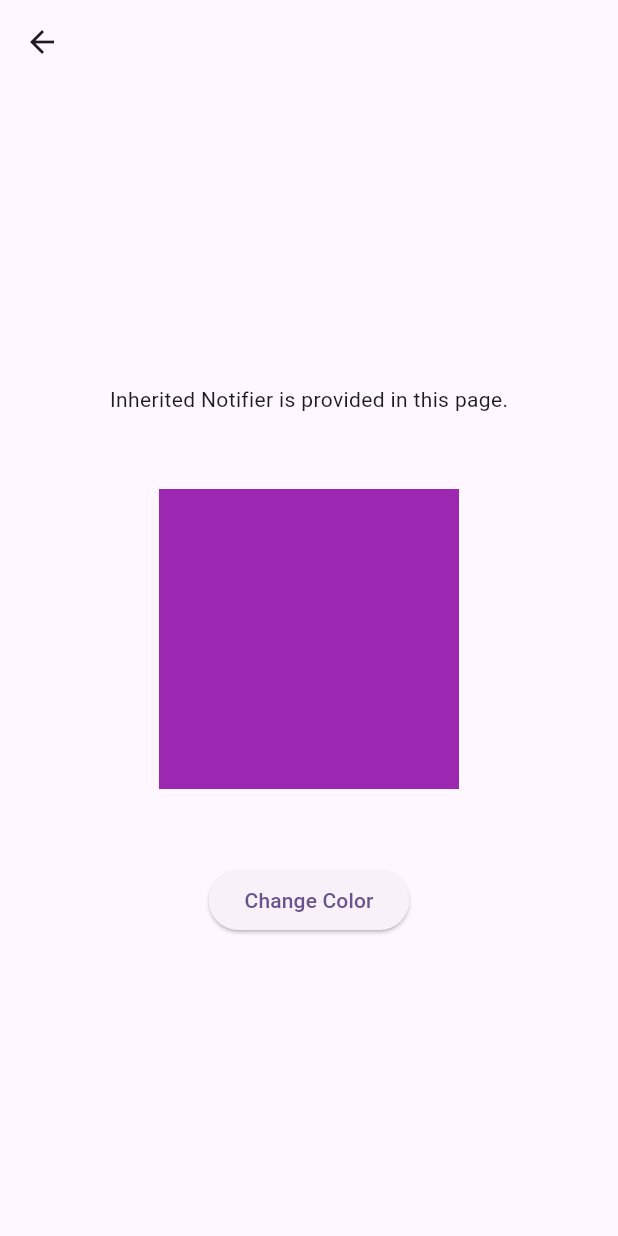
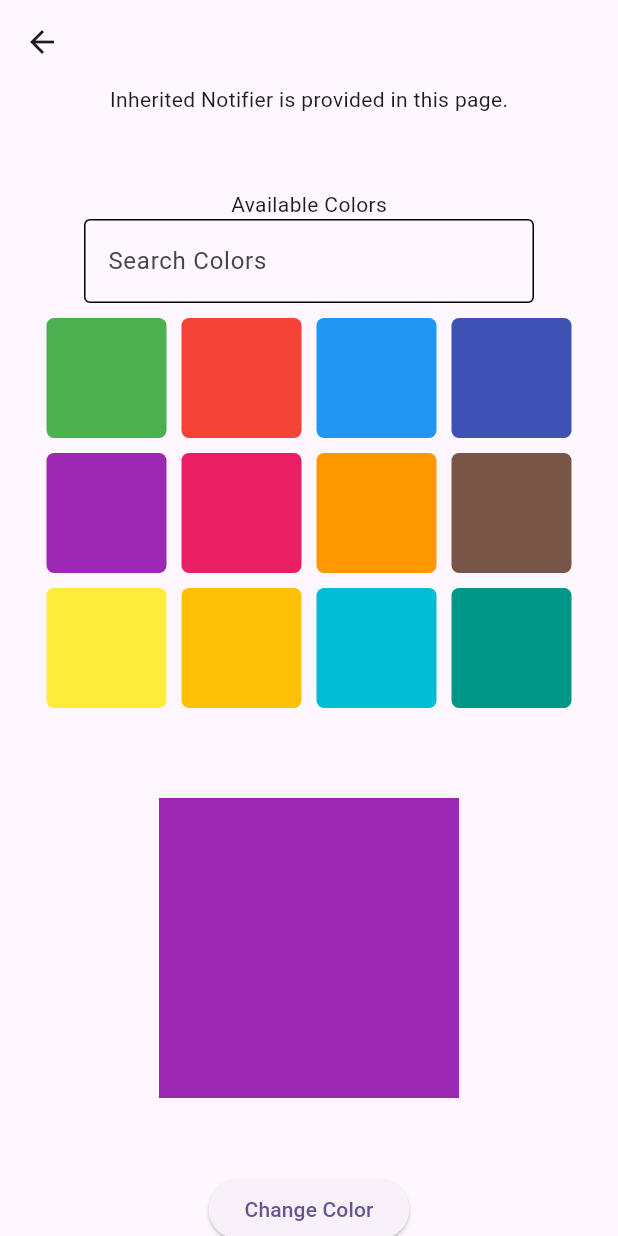
Before and after one commit to gaurishankar007/Flutter-State-Management, a Flutter app: the InheritedNotifierPage screen opened by its route, after a tap on "Change Color", on a phone screen of 412 x 824 dp. Run offline on Flutter 3.47's test engine with Material 3 defaults, Android fonts, the phone set to English and light mode, and no system bars; our stand-ins replace flutter_bloc, flutter_hooks, flutter_riverpod, go_router, rxdart.

Commit message:
feat: adding debounce time in inherited notifier

```diff
--- a/lib/inherited_notifier/color_change_notifier.dart
+++ b/lib/inherited_notifier/color_change_notifier.dart
@@ -1,29 +1,32 @@
 import 'dart:math';
 
 import 'package:flutter/material.dart';
+import 'package:state/inherited_notifier/debounce_time.dart';
 
 class ColorChangeNotifier extends ChangeNotifier {
-  final List<Color> _colors = [
-    Colors.green,
-    Colors.red,
-    Colors.blue,
-    Colors.indigo,
-    Colors.purple,
-    Colors.pink,
-    Colors.orange,
-    Colors.brown,
-    Colors.yellow,
-    Colors.amber,
-    Colors.cyan,
-    Colors.teal,
-  ];
+  final debounceTime = DebounceTime(delay: const Duration(milliseconds: 1000));
+  static final Map<String, Color> _colorMap = {
+    "green": Colors.green,
+    "red": Colors.red,
+    "blue": Colors.blue,
+    "indigo": Colors.indigo,
+    "purple": Colors.purple,
+    "pink": Colors.pink,
+    "orange": Colors.orange,
+    "brown": Colors.brown,
+    "yellow": Colors.yellow,
+    "amber": Colors.amber,
+    "cyan": Colors.cyan,
+    "teal": Colors.teal,
+  };
   Color color = Colors.green;
+  List<Color> availableColors = _colorMap.values.toList();
 
   ColorChangeNotifier();
 
   changeColor() {
-    int index = Random().nextInt(_colors.length);
-    Color newColor = _colors[index];
+    int index = Random().nextInt(_colorMap.values.length);
+    Color newColor = _colorMap.values.toList()[index];
 
     if (newColor != color) {
       color = newColor;
@@ -32,4 +35,22 @@ class ColorChangeNotifier extends ChangeNotifier {
       changeColor();
     }
   }
+
+  searchColor(String query) => debounceTime.run(() => filterColor(query));
+
+  filterColor(String query) {
+    if (query.isEmpty) {
+      availableColors = _colorMap.values.toList();
+      notifyListeners();
+      return;
+    }
+
+    List<Color> searchedColors = [];
+    _colorMap.forEach((key, value) {
+      if (key.contains(query)) searchedColors.add(value);
+    });
+
+    availableColors = searchedColors;
+    notifyListeners();
+  }
 }
--- a/lib/inherited_notifier/color_inherited_notifier.dart
+++ b/lib/inherited_notifier/color_inherited_notifier.dart
@@ -9,12 +9,22 @@ class ColorInheritedNotifier extends InheritedNotifier<ColorChangeNotifier> {
     required super.child,
   });
 
-  static Color of(BuildContext context) {
+  static ColorInheritedNotifier? of(BuildContext context) {
     final inheritedNotifier = context.dependOnInheritedWidgetOfExactType<ColorInheritedNotifier>();
+    return inheritedNotifier;
+  }
 
-    assert(inheritedNotifier != null, "ColorInheritedNotifier is not found in the context");
+  static Color ofColor(BuildContext context) {
+    final inheritedNotifier = of(context);
 
-    /// if inheritedNotifier or notifier of it is null, it returns 0
     return inheritedNotifier?.notifier?.color ?? Colors.black;
   }
+
+  static List<Color> ofColors(BuildContext context) {
+    final inheritedNotifier = of(context);
+
+    return inheritedNotifier?.notifier?.availableColors ?? [];
+  }
+
+
 }
--- /dev/null
+++ b/lib/inherited_notifier/debounce_time.dart
@@ -0,0 +1,17 @@
+import 'dart:async';
+
+import 'package:flutter/material.dart';
+
+class DebounceTime {
+  final Duration delay;
+  Timer? _timer;
+
+  DebounceTime({
+    required this.delay,
+  });
+
+  void run(VoidCallback action) {
+    _timer?.cancel();
+    _timer = Timer(delay, action);
+  }
+}
--- a/lib/inherited_notifier/pages/inherited_notifier_page.dart
+++ b/lib/inherited_notifier/pages/inherited_notifier_page.dart
@@ -29,7 +29,8 @@ class _InheritedNotifierPageState extends State<InheritedNotifierPage> {
           notifier: notifier,
           child: Builder(
             builder: (context) {
-              final color = ColorInheritedNotifier.of(context);
+              final color = ColorInheritedNotifier.ofColor(context);
+              final colors = ColorInheritedNotifier.ofColors(context);
               log("Color updated");
 
               return Column(
@@ -37,6 +38,38 @@ class _InheritedNotifierPageState extends State<InheritedNotifierPage> {
                 children: [
                   const SizedBox(width: double.maxFinite),
                   const Text("Inherited Notifier is provided in this page."),
+                  const SizedBox(height: 50),
+                  const Text("Available Colors"),
+                  SizedBox(
+                    width: 300,
+                    child: TextFormField(
+                      onChanged: (value) => notifier.searchColor(value),
+                      decoration: const InputDecoration(
+                        hintText: "Search Colors",
+                        enabledBorder: OutlineInputBorder(),
+                        focusedBorder: OutlineInputBorder(),
+                      ),
+                    ),
+                  ),
+                  Padding(
+                    padding: const EdgeInsets.all(10),
+                    child: Wrap(
+                      spacing: 10,
+                      runSpacing: 10,
+                      alignment: WrapAlignment.center,
+                      children: [
+                        for (int i = 0; i < colors.length; i++)
+                          Container(
+                            height: 80,
+                            width: 80,
+                            decoration: BoxDecoration(
+                              color: colors[i],
+                              borderRadius: BorderRadius.circular(5),
+                            ),
+                          )
+                      ],
+                    ),
+                  ),
                   const SizedBox(height: 50),
                   Container(height: 200, width: 200, color: color),
                   const SizedBox(height: 50),
```
